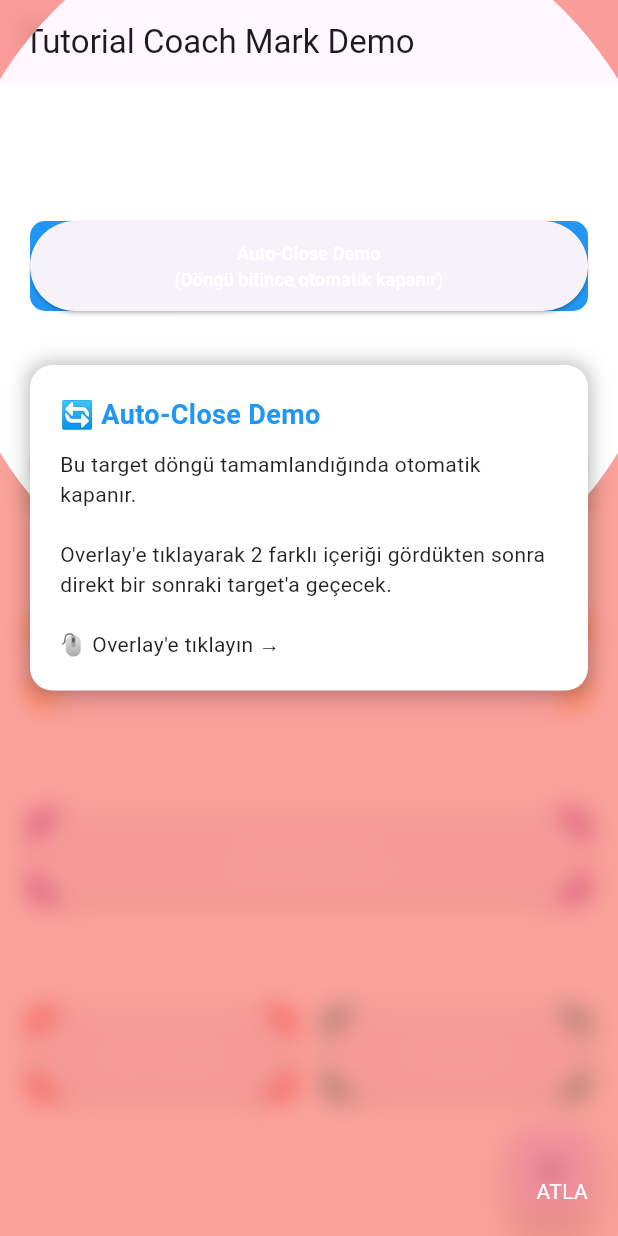
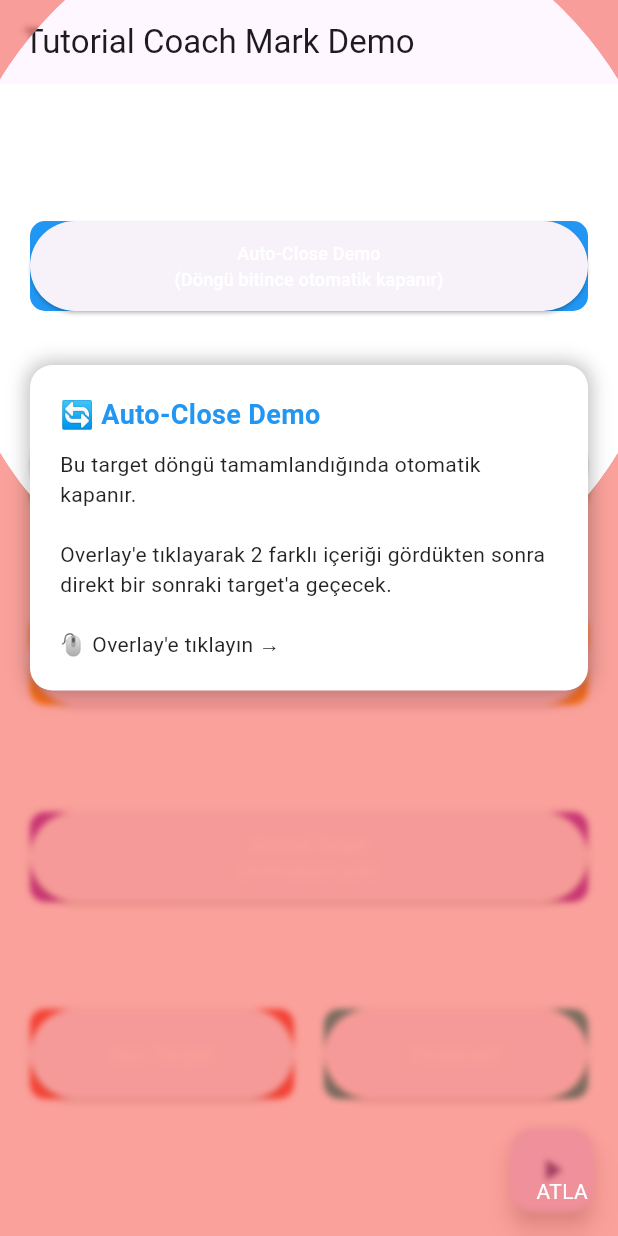
Before and after one commit to berkansevimli/tutorial_coach_mark, a Flutter app: the screen it shows after launch, after a tap on the "play arrow" icon, on a phone screen of 412 x 824 dp. Run offline on Flutter 3.47's test engine with Material 3 defaults, Android fonts, the phone set to English and light mode, and no system bars.

Commit message:
disable tap animation

```diff
--- a/example/lib/main.dart
+++ b/example/lib/main.dart
@@ -97,7 +97,7 @@ class _MyHomePageState extends State<MyHomePage> {
                     ),
                   ),
 
-                  // Cycle fix demo
+                  // Tap animations demo
                   Container(
                     key: keyButton2,
                     width: double.infinity,
@@ -109,7 +109,7 @@ class _MyHomePageState extends State<MyHomePage> {
                     child: ElevatedButton(
                       onPressed: () {},
                       child: Text(
-                        "Cycle Fix Demo\n(Anlık content sorunu düzeltildi)",
+                        "Tap Animations Demo\n(Tıklama animasyonları aktif)",
                         textAlign: TextAlign.center,
                         style: TextStyle(color: Colors.white, fontSize: 12),
                       ),
@@ -127,7 +127,7 @@ class _MyHomePageState extends State<MyHomePage> {
                     child: ElevatedButton(
                       onPressed: () {},
                       child: Text(
-                        "Normal Target\n(Cycle özelliği yok)",
+                        "Normal Target\n(Animasyon yok)",
                         textAlign: TextAlign.center,
                         style: TextStyle(color: Colors.white, fontSize: 12),
                       ),
@@ -198,7 +198,8 @@ class _MyHomePageState extends State<MyHomePage> {
       textSkip: "ATLA",
       paddingFocus: 10,
       opacityShadow: 0.5,
-      imageFilter: ImageFilter.blur(sigmaX: 8, sigmaY: 8),
+      imageFilter:
+          ImageFilter.blur(sigmaX: 2, sigmaY: 2), // ✅ Blur azaltıldı (8→2)
       onFinish: () {
         print("Tutorial tamamlandı");
         _showCompletionDialog();
@@ -232,11 +233,11 @@ class _MyHomePageState extends State<MyHomePage> {
       builder: (context) => AlertDialog(
         title: Text("🎉 Tebrikler!"),
         content: Text(
-          "Yeni özellikleri başarıyla test ettiniz!\n\n"
+          "Tüm yeni özellikleri başarıyla test ettiniz!\n\n"
           "✅ Auto-close after cycle\n"
           "✅ Target tap as overlay\n"
-          "✅ Cycle fix (anlık content sorunu)\n\n"
-          "Artık paket tamamen kullanıma hazır!",
+          "✅ Tap animations control\n\n"
+          "Paket artık tam anlamıyla production-ready! 🚀",
         ),
         actions: [
           TextButton(
@@ -511,11 +512,87 @@ class _MyHomePageState extends State<MyHomePage> {
       ),
     );
 
-    // 4. Normal target (döngü yok)
+    // 3. Tap animations demo
+    targets.add(
+      TargetFocus(
+        identify: "tap_animations_demo",
+        keyTarget: keyButton2,
+        enableContentCycling: true,
+        autoCloseAfterCycle: true,
+        enableOverlayTab: true,
+        enableTapAnimations: true, // ✅ Bu target'ta tıklama animasyonları aktif
+        contents: [
+          TargetContent(
+            align: ContentAlign.top,
+            padding: EdgeInsets.all(20),
+            builder: (context, controller) {
+              return Container(
+                decoration: BoxDecoration(
+                  color: Colors.white,
+                  borderRadius: BorderRadius.circular(15),
+                  boxShadow: [
+                    BoxShadow(
+                      color: Colors.black26,
+                      blurRadius: 10,
+                      spreadRadius: 2,
+                    ),
+                  ],
+                ),
+                padding: EdgeInsets.all(20),
+                child: Column(
+                  mainAxisSize: MainAxisSize.min,
+                  children: [
+                    Text(
+                      "🎭 Tap Animations Demo",
+                      style: TextStyle(
+                        fontWeight: FontWeight.bold,
+                        color: Colors.orange,
+                        fontSize: 18,
+                      ),
+                    ),
+                    SizedBox(height: 10),
+                    Text(
+                      "Bu target'ta tıklama animasyonları (ripple effect) aktif!\n\n" +
+                          "Overlay'e veya target'a tıklayınca animasyon göreceksiniz.",
+                      style: TextStyle(color: Colors.black87),
+                    ),
+                  ],
+                ),
+              );
+            },
+          ),
+        ],
+        alternativeContents: [
+          [
+            TargetContent(
+              align: ContentAlign.top,
+              padding: EdgeInsets.all(20),
+              builder: (context, controller) {
+                return Container(
+                  decoration: BoxDecoration(
+                    color: Colors.orange.shade50,
+                    borderRadius: BorderRadius.circular(15),
+                    border: Border.all(color: Colors.orange, width: 2),
+                  ),
+                  padding: EdgeInsets.all(20),
+                  child: Text(
+                    "Gördünüz mü? Tıklama animasyonu vardı! Tekrar tıklayın ve karşılaştırın.",
+                    style: TextStyle(color: Colors.black87),
+                  ),
+                );
+              },
+            ),
+          ],
+        ],
+      ),
+    );
+
+    // 4. Normal target (döngü yok, animasyon yok)
     targets.add(
       TargetFocus(
         identify: "normal_target",
         keyTarget: keyButton3,
+        // enableTapAnimations: false (varsayılan), global da false
         contents: [
           TargetContent(
             align: ContentAlign.bottom,
@@ -546,7 +623,8 @@ class _MyHomePageState extends State<MyHomePage> {
                     ),
                     SizedBox(height: 10),
                     Text(
-                      "Bu normal bir target. Content cycling özelliği yok.",
+                      "Bu normal target. Tıklama animasyonu yok.\n\n" +
+                          "Önceki target'la karşılaştırın!",
                       style: TextStyle(color: Colors.black87),
                     ),
                   ],
@@ -593,10 +671,10 @@ class _MyHomePageState extends State<MyHomePage> {
                     ),
                     SizedBox(height: 10),
                     Text(
-                      "Yeni özellikleri başarıyla test ettiniz!\n\n" +
+                      "Tüm yeni özellikleri test ettiniz!\n\n" +
                           "• Auto-close after cycle ✅\n" +
                           "• Target tap as overlay ✅\n" +
-                          "• Cycle fix (anlık content) ✅",
+                          "• Tap animations control ✅",
                       style: TextStyle(color: Colors.black87),
                     ),
                   ],
--- a/lib/src/target/target_focus.dart
+++ b/lib/src/target/target_focus.dart
@@ -23,6 +23,7 @@ class TargetFocus {
     this.enableContentCycling = false,
     this.autoCloseAfterCycle = false,
     this.onCycleComplete,
+    this.enableTapAnimations = false,
     this.alignSkip,
     this.paddingFocus,
     this.focusAnimationDuration,
@@ -61,6 +62,10 @@ class TargetFocus {
   /// null ise autoCloseAfterCycle parametresine göre davranır
   final bool Function()? onCycleComplete;
 
+  /// true olduğunda tıklama animasyonları (ripple effect) gösterilir
+  /// false olduğunda temiz, animasyonsuz tıklama deneyimi
+  final bool enableTapAnimations;
+
   final Color? color;
   final AlignmentGeometry? alignSkip;
   final double? paddingFocus;
@@ -70,6 +75,6 @@ class TargetFocus {
 
   @override
   String toString() {
-    return 'TargetFocus{identify: $identify, keyTarget: $keyTarget, targetPosition: $targetPosition, contents: $contents, alternativeContents: $alternativeContents, enableContentCycling: $enableContentCycling, enableTargetTabAsOverlay: $enableTargetTabAsOverlay, autoCloseAfterCycle: $autoCloseAfterCycle, shape: $shape}';
+    return 'TargetFocus{identify: $identify, keyTarget: $keyTarget, targetPosition: $targetPosition, contents: $contents, alternativeContents: $alternativeContents, enableContentCycling: $enableContentCycling, enableTargetTabAsOverlay: $enableTargetTabAsOverlay, enableTapAnimations: $enableTapAnimations, autoCloseAfterCycle: $autoCloseAfterCycle, shape: $shape}';
   }
 }
--- a/lib/src/widgets/animated_focus_light.dart
+++ b/lib/src/widgets/animated_focus_light.dart
@@ -37,6 +37,7 @@ class AnimatedFocusLight extends StatefulWidget {
     this.rootOverlay = false,
     this.initialFocus = 0,
     this.backgroundSemanticLabel,
+    this.enableTapAnimations = false,
   })  : assert(targets.length > 0),
         super(key: key);
 
@@ -67,6 +68,10 @@ class AnimatedFocusLight extends StatefulWidget {
   final ImageFilter? imageFilter;
   final int initialFocus;
   final String? backgroundSemanticLabel;
+
+  /// Global tıklama animasyonları kontrolü
+  /// false olduğunda tüm tap animasyonları kapalı olur
+  final bool enableTapAnimations;
 
   @override
   // ignore: no_logic_in_create_state
@@ -405,6 +410,23 @@ abstract class AnimatedFocusLightState extends State<AnimatedFocusLight>
 
   /// Döngünün tamamlanıp tamamlanmadığını döndürür
   bool get hasCycleCompleted => _hasCycleCompleted;
+
+  /// Tıklama animasyonlarının aktif olup olmadığını kontrol eder
+  /// Target-level setting global setting'i override edebilir
+  bool _shouldShowTapAnimations() {
+    // Target-level setting öncelikli, sonra global setting
+    return _targetFocus.enableTapAnimations || widget.enableTapAnimations;
+  }
+
+  /// Splash color'u animate olup olmamasına göre döndürür
+  Color? _getSplashColor() {
+    return _shouldShowTapAnimations() ? null : Colors.transparent;
+  }
+
+  /// Highlight color'u animate olup olmamasına göre döndürür
+  Color? _getHighlightColor() {
+    return _shouldShowTapAnimations() ? null : Colors.transparent;
+  }
 }
 
 class AnimatedStaticFocusLightState extends AnimatedFocusLightState {
@@ -427,6 +449,8 @@ class AnimatedStaticFocusLightState extends AnimatedFocusLightState {
       button: true,
       child: InkWell(
         excludeFromSemantics: true,
+        splashColor: _getSplashColor(), // Dynamic splash control
+        highlightColor: _getHighlightColor(), // Dynamic highlight control
         onTap: _targetFocus.enableOverlayTab
             ? () => _tapHandler(overlayTap: true)
             : null,
@@ -442,6 +466,9 @@ class AnimatedStaticFocusLightState extends AnimatedFocusLightState {
                   top: top,
                   child: InkWell(
                     borderRadius: _betBorderRadiusTarget(),
+                    splashColor: _getSplashColor(), // Dynamic splash control
+                    highlightColor:
+                        _getHighlightColor(), // Dynamic highlight control
                     onTapDown: _tapHandlerForPosition,
                     onTap: _onTargetTap,
                     child: Container(
@@ -521,6 +548,8 @@ class AnimatedPulseFocusLightState extends AnimatedFocusLightState {
       button: true,
       child: InkWell(
         excludeFromSemantics: true,
+        splashColor: _getSplashColor(), // Dynamic splash control
+        highlightColor: _getHighlightColor(), // Dynamic highlight control
         onTap: _targetFocus.enableOverlayTab
             ? () => _tapHandler(overlayTap: true)
             : null,
@@ -542,6 +571,10 @@ class AnimatedPulseFocusLightState extends AnimatedFocusLightState {
                       top: top,
                       child: InkWell(
                         borderRadius: _betBorderRadiusTarget(),
+                        splashColor:
+                            _getSplashColor(), // Dynamic splash control
+                        highlightColor:
+                            _getHighlightColor(), // Dynamic highlight control
                         onTap: _onTargetTap,
                         onTapDown: _tapHandlerForPosition,
                         child: Container(
--- a/lib/src/widgets/tutorial_coach_mark_widget.dart
+++ b/lib/src/widgets/tutorial_coach_mark_widget.dart
@@ -40,6 +40,7 @@ class TutorialCoachMarkWidget extends StatefulWidget {
     this.imageFilter,
     this.backgroundSemanticLabel,
     this.initialFocus = 0,
+    this.enableTapAnimations = false,
   })  : assert(targets.length > 0),
         super(key: key);
 
@@ -73,6 +74,9 @@ class TutorialCoachMarkWidget extends StatefulWidget {
   final ImageFilter? imageFilter;
   final int initialFocus;
   final String? backgroundSemanticLabel;
+
+  /// Global tıklama animasyonları kontrolü
+  final bool enableTapAnimations;
 
   @override
   TutorialCoachMarkWidgetState createState() => TutorialCoachMarkWidgetState();
@@ -109,6 +113,7 @@ class TutorialCoachMarkWidgetState extends State<TutorialCoachMarkWidget>
             rootOverlay: widget.rootOverlay,
             imageFilter: widget.imageFilter,
             backgroundSemanticLabel: widget.backgroundSemanticLabel,
+            enableTapAnimations: widget.enableTapAnimations,
             clickTarget: (target) {
               return widget.clickTarget?.call(target);
             },
--- a/lib/tutorial_coach_mark.dart
+++ b/lib/tutorial_coach_mark.dart
@@ -73,6 +73,7 @@ export 'package:tutorial_coach_mark/src/util.dart';
 /// - Content cycling (overlay/target tıklanınca içerik değişir)
 /// - Target tap as overlay (target'a tıklama overlay gibi davranır)
 /// - Auto close after cycle completion (döngü bitince otomatik kapanma)
+/// - Customizable tap animations (tıklama animasyonları kontrolü)
 /// - Customizable animations and styling
 /// - Skip button functionality
 /// - Support for safe area
@@ -117,6 +118,12 @@ class TutorialCoachMark {
   final ImageFilter? imageFilter;
   final String? backgroundSemanticLabel;
   final int initialFocus;
+
+  /// Global tıklama animasyonları kontrolü
+  /// false olduğunda tüm target'lar için tıklama animasyonları kapalı olur
+  /// Individual target'lar kendi enableTapAnimations ile override edebilir
+  final bool enableTapAnimations;
+
   final GlobalKey<TutorialCoachMarkWidgetState> _widgetKey = GlobalKey();
   final bool disableBackButton;
 
@@ -150,6 +157,7 @@ class TutorialCoachMark {
     this.imageFilter,
     this.initialFocus = 0,
     this.backgroundSemanticLabel,
+    this.enableTapAnimations = false,
     this.disableBackButton = true,
   }) : assert(opacityShadow >= 0 && opacityShadow <= 1);
 
@@ -183,6 +191,7 @@ class TutorialCoachMark {
           imageFilter: imageFilter,
           initialFocus: initialFocus,
           backgroundSemanticLabel: backgroundSemanticLabel,
+          enableTapAnimations: enableTapAnimations,
         );
       },
     );
```
